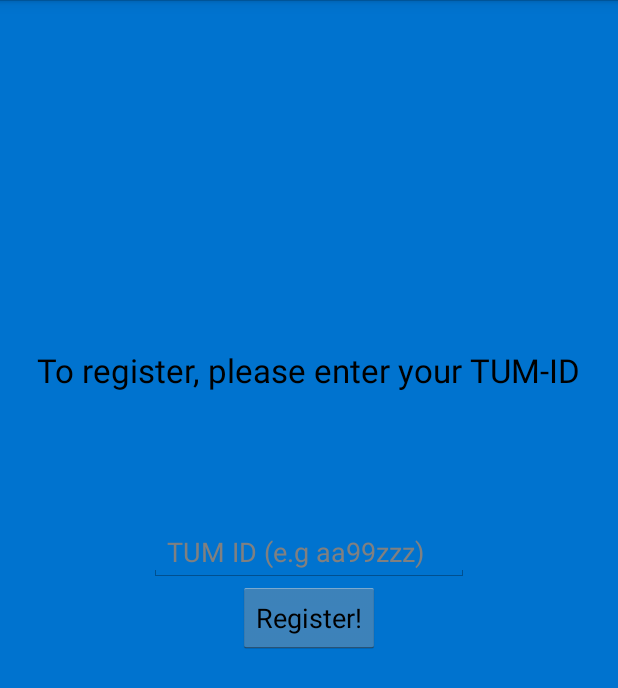
After one commit to grandcat/tum_getin, an Android app: the layout register_activity.xml on its own in the app's theme, with its tools: preview values and no code run, on a phone screen of 412 x 824 dp. The commit adds this screen. Shown: the top 688 px of the screen. Run offline under Robolectric (Android 15) with nearby library versions, the phone set to English and light mode, and no system bars.

Commit message:
[ANDROID] bare activities for user-register interaction

```diff
--- /dev/null
+++ b/code/mobileDoorAccess/app/src/main/res/layout/register_activity.xml
@@ -0,0 +1,35 @@
+<?xml version="1.0" encoding="utf-8"?>
+<RelativeLayout xmlns:android="http://schemas.android.com/apk/res/android"
+    android:layout_width="match_parent" android:layout_height="match_parent"
+    android:background="#ff0073cf">
+
+    <Button
+        android:layout_width="wrap_content"
+        android:layout_height="wrap_content"
+        android:text="@string/register_button"
+        android:id="@+id/buttonRegister"
+        android:layout_centerVertical="true"
+        android:layout_centerHorizontal="true"
+        android:onClick="registerWithBackend"/>
+
+    <EditText
+        android:layout_width="wrap_content"
+        android:layout_height="wrap_content"
+        android:inputType="text"
+        android:hint="@string/register_tum_id_input"
+        android:ems="10"
+        android:id="@+id/editText_tum_id"
+        android:layout_above="@+id/buttonRegister"
+        android:layout_centerHorizontal="true" />
+
+    <TextView
+        android:layout_width="wrap_content"
+        android:layout_height="wrap_content"
+        android:textAppearance="?android:attr/textAppearanceLarge"
+        android:text="@string/register_explanation"
+        android:id="@+id/textViewRegisterExplanation"
+        android:layout_above="@+id/editText_tum_id"
+        android:layout_centerHorizontal="true"
+        android:layout_marginBottom="87dp" />
+
+</RelativeLayout>
--- a/code/mobileDoorAccess/app/src/main/res/values/strings.xml
+++ b/code/mobileDoorAccess/app/src/main/res/values/strings.xml
@@ -1,3 +1,8 @@
 <resources>
     <string name="app_name">mobileDoorAccess</string>
+    <string name="register_button">Register!</string>
+    <string name="register_tum_id_input">TUM ID (e.g "aa99zzz")</string>
+    <string name="register_explanation">To register, please enter your TUM-ID</string>
+    <string name="registered">You are already registered with the system.
+    The door access should work by holding your device onto the nfc readers...</string>
 </resources>
--- a/code/mobileDoorAccess/app/src/main/res/values/styles.xml
+++ b/code/mobileDoorAccess/app/src/main/res/values/styles.xml
@@ -1,7 +1,7 @@
 <resources>
 
     <!-- Base application theme. -->
-    <style name="AppTheme" parent="android:Theme.Holo.Light.DarkActionBar">
+    <style name="AppTheme" parent="android:Theme.Holo.Light.NoActionBar">
         <!-- Customize your theme here. -->
     </style>
 
--- a/code/mobileDoorAccess/build.gradle
+++ b/code/mobileDoorAccess/build.gradle
@@ -5,7 +5,7 @@ buildscript {
         jcenter()
     }
     dependencies {
-        classpath 'com.android.tools.build:gradle:1.2.2'
+        classpath 'com.android.tools.build:gradle:1.2.3'
 
         // NOTE: Do not place your application dependencies here; they belong
         // in the individual module build.gradle files
```
Also changed, not shown: code/mobileDoorAccess/app/src/main/AndroidManifest.xml (+7 -1 lines), code/mobileDoorAccess/app/src/main/java/com/tca/mobiledooraccess/MainActivity.java (added, +35 -0 lines), code/mobileDoorAccess/app/src/main/java/com/tca/mobiledooraccess/RegisterActivity.java (added, +34 -0 lines), code/mobileDoorAccess/app/src/main/res/layout/main_activity.xml (added, +14 -0 lines), 1 other file.
